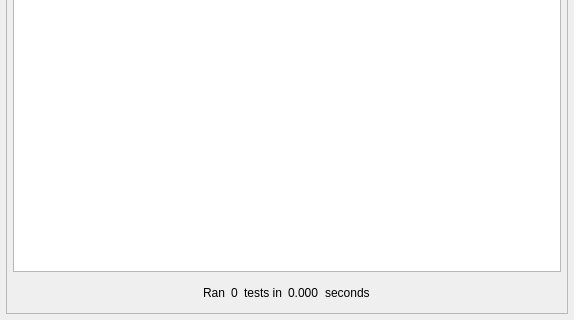
This is internal/runnerwindow.ui in KDE/veritas as Qt 5 draws it before an edit; both pictures show x 0 to 574 and y 261 to 581 of the 574 by 581 pixel window. The edited form follows.
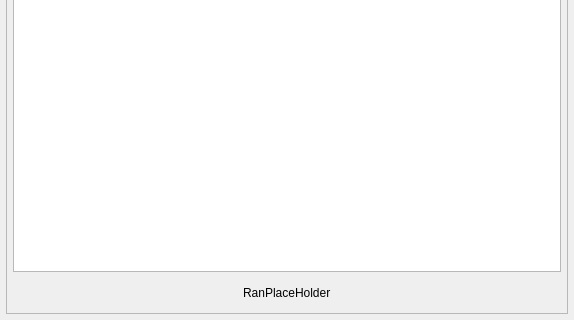
This is the edited form. Icons and pictures are not drawn.

Commit message:
remove word puzzle
Approved by Manuel

Patch:
```diff
--- a/internal/runnerwindow.ui
+++ b/internal/runnerwindow.ui
@@ -146,50 +146,7 @@
          <item>
           <widget class="QLabel" name="labelNumRunText" >
            <property name="text" >
-            <string>Ran</string>
-           </property>
-           <property name="textFormat" >
-            <enum>Qt::LogText</enum>
-           </property>
-          </widget>
-         </item>
-         <item>
-          <widget class="QLabel" name="labelNumRun" >
-           <property name="text" >
-            <string>0</string>
-           </property>
-           <property name="textFormat" >
-            <enum>Qt::LogText</enum>
-           </property>
-          </widget>
-         </item>
-         <item>
-          <widget class="QLabel" name="labelElapsedText" >
-           <property name="text" >
-            <string>tests in</string>
-           </property>
-           <property name="textFormat" >
-            <enum>Qt::LogText</enum>
-           </property>
-          </widget>
-         </item>
-         <item>
-          <widget class="QLabel" name="labelElapsed" >
-           <property name="text" >
-            <string>0.000</string>
-           </property>
-           <property name="textFormat" >
-            <enum>Qt::LogText</enum>
-           </property>
-          </widget>
-         </item>
-         <item>
-          <widget class="QLabel" name="label" >
-           <property name="text" >
-            <string>seconds</string>
-           </property>
-           <property name="textFormat" >
-            <enum>Qt::LogText</enum>
+            <string>RanPlaceHolder</string>
            </property>
           </widget>
          </item>
```
Left out of the diff: 2 changed lines with no effect on the pictures. The commit also changes 2 other files.
